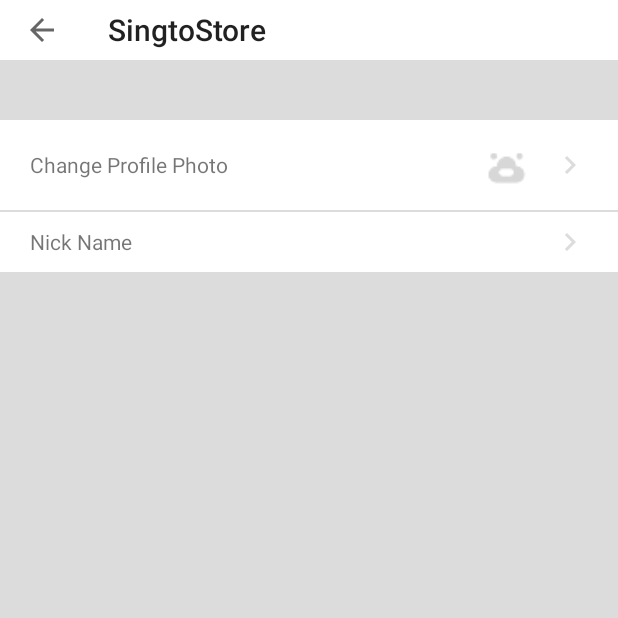
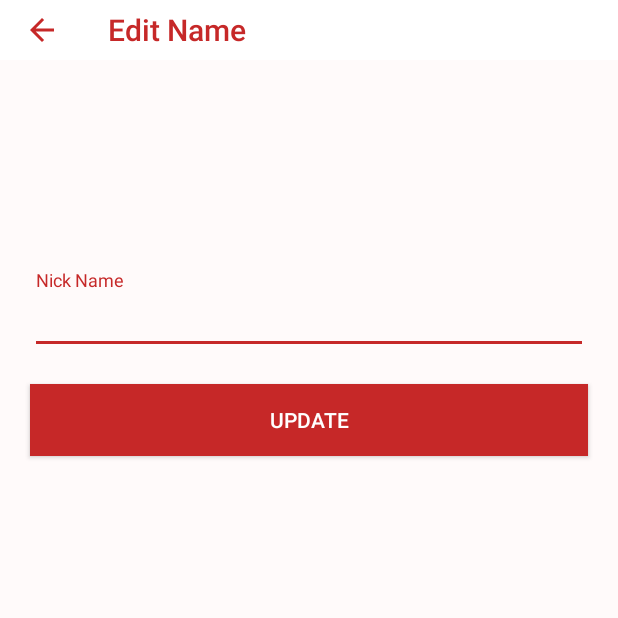
Before and after one commit to singtolee/ANDROID-SS-KORAT, an Android app: the UserProfileActivity screen opened directly, with no data from a screen before it, after a tap on "Nick Name", on a phone screen of 412 x 824 dp, the top half of it. Run offline under Robolectric (Android 15) with nearby library versions, the phone set to English and light mode, and no system bars; our stand-ins replace Firebase (no records; nobody signed in at launch, a user with empty details on screens opened directly), Picasso; pictures from the network do not load.

```diff
--- a/app/src/main/AndroidManifest.xml
+++ b/app/src/main/AndroidManifest.xml
@@ -42,8 +42,9 @@
         <activity android:name=".loginRegister.LoginActivity" />
         <activity android:name=".loginRegister.RegisterActivity" />
         <activity android:name=".loginRegister.ResetPasswordActivity" />
-        <activity
-            android:name=".MeTab.UserProfileActivity" />
+        <activity android:name=".MeTab.UserProfileActivity" />
+        <activity android:name=".MeTab.EditUserNameActivity" />
+        <activity android:name=".MeTab.EditAvatarActivity"></activity>
     </application>
 
 </manifest>
--- /dev/null
+++ b/app/src/main/java/store/singto/singtostore/MeTab/EditUserNameActivity.java
@@ -0,0 +1,114 @@
+package store.singto.singtostore.MeTab;
+
+import android.app.ProgressDialog;
+import android.content.Intent;
+import android.support.annotation.NonNull;
+import android.support.v7.app.AppCompatActivity;
+import android.os.Bundle;
+import android.view.Menu;
+import android.view.MenuItem;
+import android.view.View;
+import android.widget.Button;
+import android.widget.EditText;
+import android.support.v7.widget.Toolbar;
+
+import com.google.android.gms.tasks.OnCompleteListener;
+import com.google.android.gms.tasks.Task;
+import com.google.firebase.auth.FirebaseAuth;
+import com.google.firebase.auth.FirebaseUser;
+import com.google.firebase.auth.UserProfileChangeRequest;
+
+import store.singto.singtostore.R;
+
+public class EditUserNameActivity extends AppCompatActivity {
+
+    private FirebaseAuth auth;
+
+    private Toolbar toolbar;
+    private Button btn;
+    private EditText editText;
+
+    private ProgressDialog progressDialog;
+
+    @Override
+    protected void onCreate(Bundle savedInstanceState) {
+        super.onCreate(savedInstanceState);
+        setContentView(R.layout.activity_edit_user_name);
+
+        auth = FirebaseAuth.getInstance();
+
+        toolbar = findViewById(R.id.updateusernametoolbar);
+        toolbar.setTitle(R.string.editusername);
+        toolbar.setTitleTextColor(getResources().getColor(R.color.colorAccent));
+        btn = findViewById(R.id.updateusernamebtn);
+        editText = findViewById(R.id.updateusernameedittext);
+
+        Intent intent = getIntent();
+        editText.setText(intent.getStringExtra("name"));
+        editText.setSingleLine();
+
+        progressDialog = new ProgressDialog(this);
+        progressDialog.setIndeterminate(true);
+        progressDialog.setMessage(getString(R.string.updating));
+
+
+
+        setSupportActionBar(toolbar);
+        getSupportActionBar().setDisplayShowHomeEnabled(true);
+        getSupportActionBar().setDisplayHomeAsUpEnabled(true);
+
+        btn.setOnClickListener(updatename);
+    }
+
+    View.OnClickListener updatename = new View.OnClickListener() {
+        @Override
+        public void onClick(View view) {
+            progressDialog.show();
+            String newname = editText.getText().toString().trim();
+            if(newname.length()>0){
+                //save this new name then finish
+                FirebaseUser cuser = auth.getCurrentUser();
+                if(cuser != null){
+                    UserProfileChangeRequest profileChangeRequest = new UserProfileChangeRequest.Builder().setDisplayName(newname).build();
+                    cuser.updateProfile(profileChangeRequest).addOnCompleteListener(new OnCompleteListener<Void>() {
+                        @Override
+                        public void onComplete(@NonNull Task<Void> task) {
+                            progressDialog.dismiss();
+                            if(task.isSuccessful()){
+                                //call finish();
+                                finish();
+                                overridePendingTransition(R.xml.slide_from_left, R.xml.slide_to_right);
+
+                            }else {
+                                //edit text set error
+                                editText.setError(task.getException().getLocalizedMessage());
+                            }
+                        }
+                    });
+                }
+            }else {
+                progressDialog.dismiss();
+                //name at least one char
+                editText.setError(getString(R.string.namecannotbeempty));
+            }
+
+        }
+    };
+
+    @Override
+    public void onBackPressed() {
+        super.onBackPressed();
+        overridePendingTransition(R.xml.slide_from_left,R.xml.slide_to_right);
+    }
+
+    @Override
+    public boolean onOptionsItemSelected(MenuItem item) {
+        if(item.getItemId() == android.R.id.home){
+            finish();
+            overridePendingTransition(R.xml.slide_from_left, R.xml.slide_to_right);
+            return true;
+        }
+        return super.onOptionsItemSelected(item);
+    }
+
+}
--- a/app/src/main/java/store/singto/singtostore/MeTab/UserProfileActivity.java
+++ b/app/src/main/java/store/singto/singtostore/MeTab/UserProfileActivity.java
@@ -1,6 +1,7 @@
 
 package store.singto.singtostore.MeTab;
 
+import android.content.Intent;
 import android.support.v7.app.AppCompatActivity;
 import android.os.Bundle;
 import android.view.MenuItem;
@@ -35,6 +36,8 @@ public class UserProfileActivity extends AppCompatActivity implements View.OnCli
     void setupview(){
 
         toolbar = findViewById(R.id.userprofiletoolbar);
+        toolbar.setTitle(R.string.userprofile);
+        toolbar.setTitleTextColor(getResources().getColor(R.color.colorAccent));
         setSupportActionBar(toolbar);
         getSupportActionBar().setDisplayShowHomeEnabled(true);
         getSupportActionBar().setDisplayHomeAsUpEnabled(true);
@@ -55,9 +58,16 @@ public class UserProfileActivity extends AppCompatActivity implements View.OnCli
         switch (view.getId()){
             case R.id.editUserAvatar:
                 //change profile photo
+                Intent i = new Intent(this, EditAvatarActivity.class);
+                startActivity(i);
+                overridePendingTransition(R.xml.slide_from_right, R.xml.slide_to_left);
                 break;
             case R.id.editUserName:
-                //change name
+                //change name, initiate a dialog fragment
+                Intent intent = new Intent(this, EditUserNameActivity.class);
+                intent.putExtra("name", smallusername.getText());
+                startActivity(intent);
+                overridePendingTransition(R.xml.slide_from_right, R.xml.slide_to_left);
                 break;
             default:
                 break;
--- /dev/null
+++ b/app/src/main/res/layout/activity_edit_user_name.xml
@@ -0,0 +1,42 @@
+<?xml version="1.0" encoding="utf-8"?>
+<LinearLayout xmlns:android="http://schemas.android.com/apk/res/android"
+    xmlns:tools="http://schemas.android.com/tools"
+    android:layout_width="match_parent"
+    android:layout_height="match_parent"
+    android:orientation="vertical"
+    android:background="@color/bg"
+    tools:context="store.singto.singtostore.MeTab.EditUserNameActivity">
+
+    <android.support.v7.widget.Toolbar
+        android:id="@+id/updateusernametoolbar"
+        android:background="@color/colorWhite"
+        android:layout_width="match_parent"
+        android:layout_height="@dimen/dp40">
+
+    </android.support.v7.widget.Toolbar>
+
+    <android.support.design.widget.TextInputLayout
+        android:layout_marginStart="@dimen/dp20"
+        android:layout_marginEnd="@dimen/dp20"
+        android:layout_marginTop="@dimen/dp140"
+        android:layout_width="match_parent"
+        android:layout_height="wrap_content">
+        <EditText
+            android:id="@+id/updateusernameedittext"
+            android:hint="@string/nickname"
+            android:layout_width="match_parent"
+            android:layout_height="wrap_content" />
+    </android.support.design.widget.TextInputLayout>
+
+    <Button
+        android:id="@+id/updateusernamebtn"
+        android:text="@string/update"
+        android:textColor="@color/colorWhite"
+        android:layout_marginTop="@dimen/dp20"
+        android:background="@color/colorAccent"
+        android:layout_marginStart="@dimen/dp20"
+        android:layout_marginEnd="@dimen/dp20"
+        android:layout_width="match_parent"
+        android:layout_height="wrap_content" />
+
+</LinearLayout>
--- a/app/src/main/res/layout/activity_user_profile.xml
+++ b/app/src/main/res/layout/activity_user_profile.xml
@@ -4,7 +4,7 @@
     android:layout_width="match_parent"
     android:layout_height="match_parent"
     android:orientation="vertical"
-    android:background="@color/colorPrimaryDark"
+    android:background="@color/bg"
     tools:context="store.singto.singtostore.MeTab.UserProfileActivity">
 
     <android.support.v7.widget.Toolbar
--- a/app/src/main/res/values/colors.xml
+++ b/app/src/main/res/values/colors.xml
@@ -1,7 +1,8 @@
 <?xml version="1.0" encoding="utf-8"?>
 <resources>
     <color name="colorPrimary">#ffffff</color>
-    <color name="colorPrimaryDark">#dcdcdc</color>
+    <color name="colorPrimaryDark">#c62828</color>
+    <color name="bg">#FFFAFA  </color>
     <color name="colorAccent">#c62828</color>
     <color name="colorDarkGray">#A9A9A9</color>
     <color name="colorWhite">#FFFFFF</color>
--- a/app/src/main/res/values/strings.xml
+++ b/app/src/main/res/values/strings.xml
@@ -30,5 +30,11 @@
     <string name="changeavatar">Change Profile Photo</string>
     <string name="nickname">Nick Name</string>
     <string name="nicknamesemicolon">Nick Name :</string>
+    <string name="update">Update</string>
+    <string name="updating">Updating</string>
+    <string name="namecannotbeempty">Name is empty</string>
+    <string name="userprofile">Profile</string>
+    <string name="editusername">Edit Name</string>
+    <string name="editavatar">Profile Photo</string>
 
 </resources>
--- a/app/src/main/res/values/styles.xml
+++ b/app/src/main/res/values/styles.xml
@@ -13,6 +13,7 @@
         <item name="colorPrimary">@color/colorPrimary</item>
         <item name="colorPrimaryDark">@color/colorPrimaryDark</item>
         <item name="colorAccent">@color/colorAccent</item>
+        <item name="colorControlNormal">@color/colorAccent</item>
     </style>
 
     <style name="ToolbarStyle" parent="@style/ThemeOverlay.AppCompat.ActionBar">
```
Also changed, not shown: app/src/main/java/store/singto/singtostore/MeTab/EditAvatarActivity.java (added, +103 -0 lines), app/src/main/java/store/singto/singtostore/TOOLS/Tools.java (+15 -0 lines), app/src/main/res/drawable/ic_collections_black_24dp.xml (added, +9 -0 lines), app/src/main/res/drawable/ic_image_black_24dp.xml (added, +9 -0 lines), app/src/main/res/layout/activity_edit_avatar.xml (added, +42 -0 lines), app/src/main/res/menu/opengalleryicon.xml (added, +10 -0 lines).
